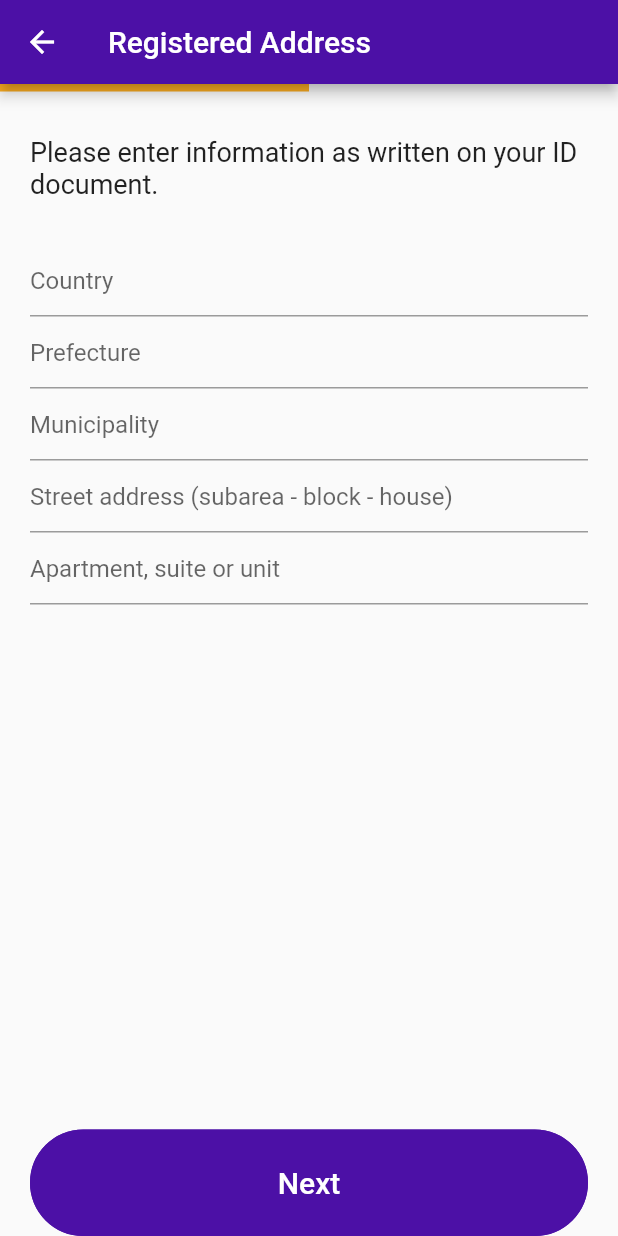
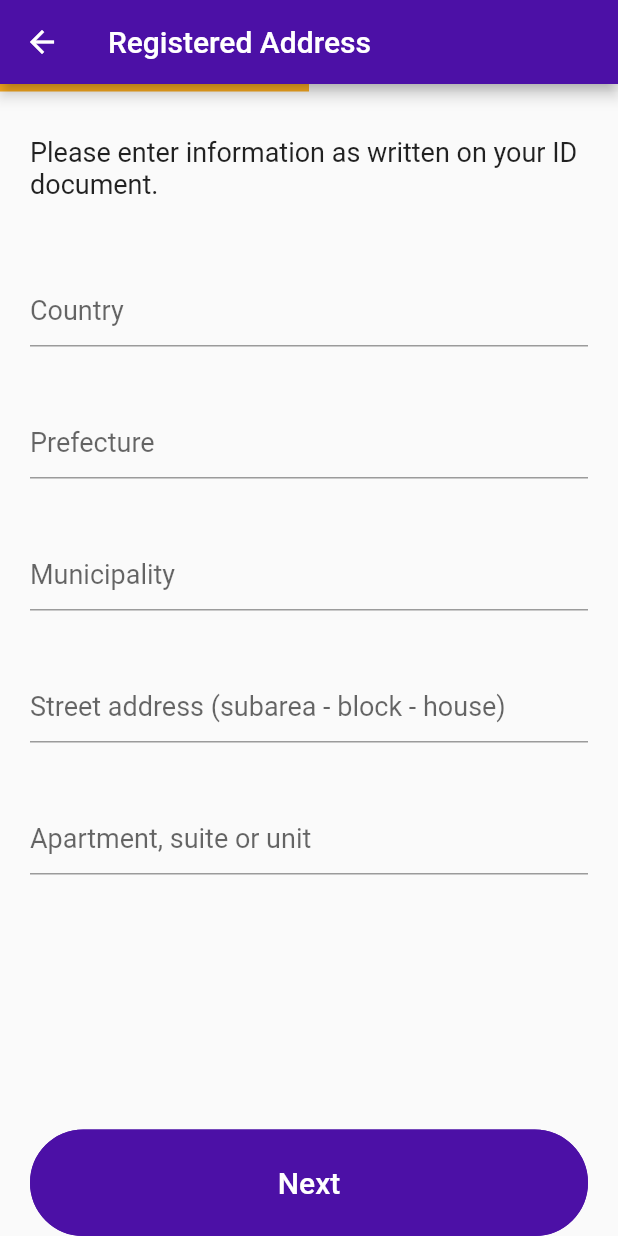
Before and after one commit to hungrymissilepod/gigabank-flutter-assignment, a Flutter app: the AddressScreen screen opened directly, on a phone screen of 412 x 824 dp. Run offline on Flutter 3.47's test engine with Material 2 defaults, Android fonts, the phone set to English and light mode, and no system bars; drawn by our look-alikes of percent_indicator; our stand-ins replace bloc, equatable, flutter_bloc, formz.

Commit message:
refactor: Add padding to text fields

```diff
--- a/lib/address/ui/validated_form_field.dart
+++ b/lib/address/ui/validated_form_field.dart
@@ -20,11 +20,15 @@ class ValidatedFormField extends StatelessWidget {
   Widget build(BuildContext context) {
     return BlocBuilder<AddressFormBloc, AddressFormState>(
       builder: (context, state) {
-        return TextFormField(
+        return Padding(
+          padding: const EdgeInsets.symmetric(vertical: 20),
+          child: TextFormField(
             initialValue: initialValue,
             decoration: InputDecoration(
               hintText: hintText,
               errorText: errorText,
+              hintStyle: const TextStyle(fontSize: 18),
+              labelStyle: const TextStyle(fontSize: 18),
               focusedBorder: UnderlineInputBorder(
                 borderSide: BorderSide(
                   color: Theme.of(context).colorScheme.tertiary,
@@ -34,6 +38,7 @@ class ValidatedFormField extends StatelessWidget {
             ),
             textInputAction: TextInputAction.next,
             onChanged: onChanged,
+          ),
         );
       },
     );
```
Lines whose indentation alone changed are shown as unchanged.
